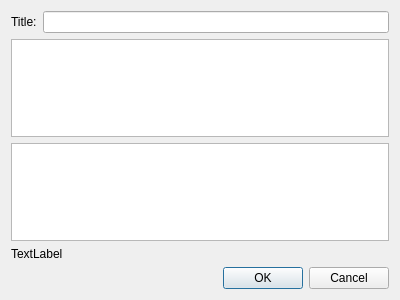
The window that news.ui (leetcode-1533/Qt_MVC_MYSQL) describes before a commit, drawn with Qt 5.
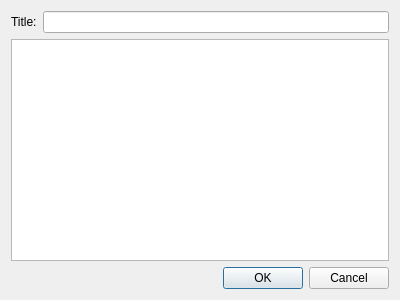
The same window after the commit.

What changed in the file:
```diff
--- a/news.ui
+++ b/news.ui
@@ -33,16 +33,6 @@
      <item>
       <widget class="QTextEdit" name="textEdit"/>
      </item>
-     <item>
-      <widget class="QTextEdit" name="textEdit_2"/>
-     </item>
-     <item>
-      <widget class="QLabel" name="label_2">
-       <property name="text">
-        <string>TextLabel</string>
-       </property>
-      </widget>
-     </item>
     </layout>
    </item>
    <item>
```
